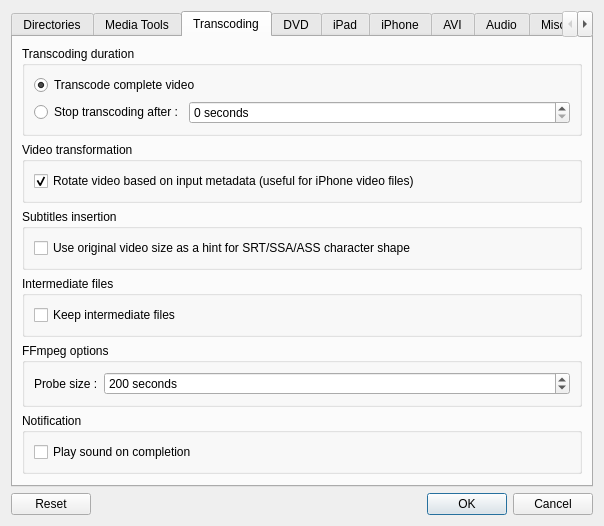
Above: src/QtlMovie/QtlMovieEditSettings.ui from qtlmovie/qtlmovie before the change. Below: the same form after it.
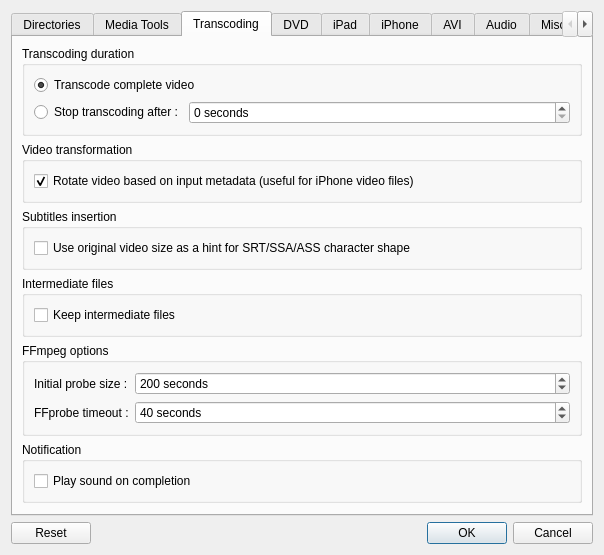
That is the form after the change. The open tabs and pages were chosen to show the change. Icons and pictures are not drawn. Custom widgets are drawn as their Qt base class.

Commit message: Added "FFprobe timeout" options

```diff
--- a/src/QtlMovie/QtlMovieEditSettings.ui
+++ b/src/QtlMovie/QtlMovieEditSettings.ui
@@ -7,7 +7,7 @@
     <x>0</x>
     <y>0</y>
     <width>604</width>
-    <height>490</height>
+    <height>504</height>
    </rect>
   </property>
   <property name="windowTitle">
@@ -439,7 +439,7 @@
              </sizepolicy>
             </property>
             <property name="text">
-             <string>Probe size :</string>
+             <string>Initial probe size :</string>
             </property>
            </widget>
           </item>
@@ -465,6 +465,35 @@
             </property>
            </widget>
           </item>
+          <item row="1" column="0">
+           <widget class="QLabel" name="labelFFprobeExecutionTimeout">
+            <property name="text">
+             <string>FFprobe timeout :</string>
+            </property>
+           </widget>
+          </item>
+          <item row="1" column="1">
+           <widget class="QSpinBox" name="spinFFprobeExecutionTimeout">
+            <property name="sizePolicy">
+             <sizepolicy hsizetype="MinimumExpanding" vsizetype="Fixed">
+              <horstretch>0</horstretch>
+              <verstretch>0</verstretch>
+             </sizepolicy>
+            </property>
+            <property name="suffix">
+             <string> seconds</string>
+            </property>
+            <property name="minimum">
+             <number>1</number>
+            </property>
+            <property name="maximum">
+             <number>100000</number>
+            </property>
+            <property name="value">
+             <number>40</number>
+            </property>
+           </widget>
+          </item>
          </layout>
         </widget>
        </item>
```
The commit also changes 9 other files.
